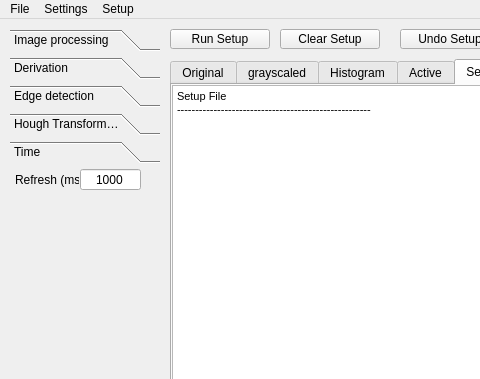
Qt form mainwindow.ui (lukassos/bc_duhovka) before a commit; both pictures show x 0 to 480 and y 0 to 379 of the 740 by 520 pixel window.
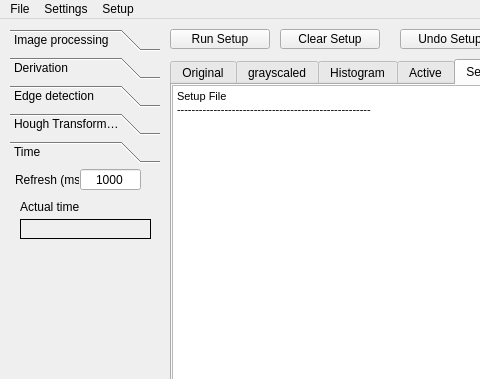
The same form after that commit. The open tabs and pages were chosen to show the change.

Patch:
```diff
--- a/mainwindow.ui
+++ b/mainwindow.ui
@@ -2042,6 +2042,41 @@
        <string>Refresh (ms)</string>
       </property>
      </widget>
+     <widget class="QLabel" name="label_actualTime">
+      <property name="geometry">
+       <rect>
+        <x>10</x>
+        <y>30</y>
+        <width>71</width>
+        <height>16</height>
+       </rect>
+      </property>
+      <property name="text">
+       <string>Actual time</string>
+      </property>
+     </widget>
+     <widget class="QLabel" name="actualTime">
+      <property name="geometry">
+       <rect>
+        <x>10</x>
+        <y>50</y>
+        <width>131</width>
+        <height>20</height>
+       </rect>
+      </property>
+      <property name="autoFillBackground">
+       <bool>true</bool>
+      </property>
+      <property name="frameShape">
+       <enum>QFrame::Panel</enum>
+      </property>
+      <property name="frameShadow">
+       <enum>QFrame::Plain</enum>
+      </property>
+      <property name="text">
+       <string> </string>
+      </property>
+     </widget>
     </widget>
    </widget>
    <widget class="QPushButton" name="pushButton_clear">
```
Left out of the diff: 2 changed lines with no effect on the pictures.
